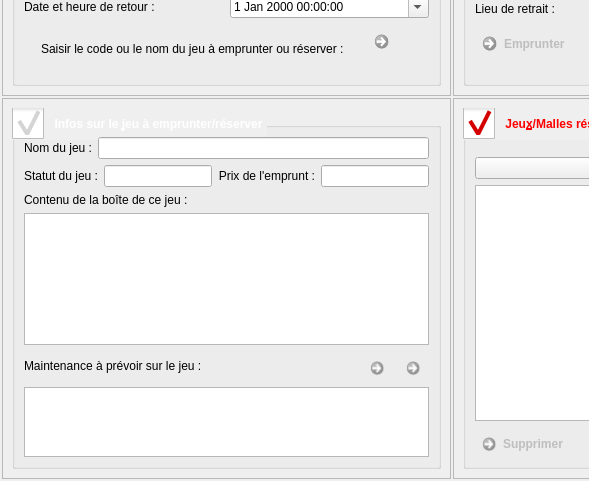
First picture: the form in f_emprunt.ui, repository nivhg/ludopen, before the edit; both pictures show x 0 to 589 and y 287 to 768 of the 1400 by 768 pixel window.
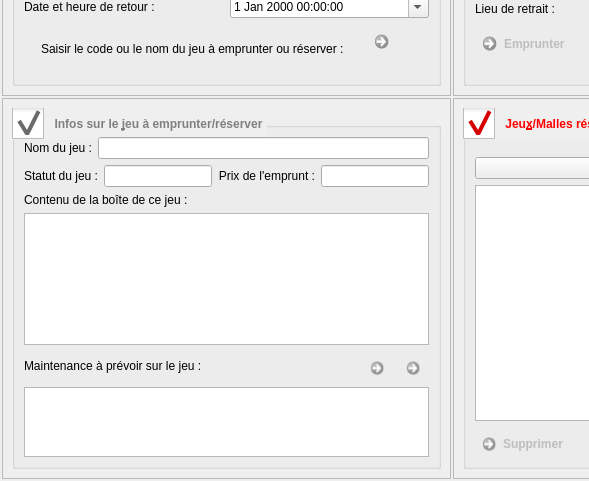
Second picture: the form after the edit. Icons and pictures are not drawn.

Patch:
```diff
--- a/f_emprunt.ui
+++ b/f_emprunt.ui
@@ -57,7 +57,7 @@
          </font>
         </property>
         <property name="styleSheet">
-         <string notr="true">QGroupBox  {color: white;}
+         <string notr="true">QGroupBox  {color: grey;}
 QGroupBox::indicator {
     width: 32px;
     height: 32px;
```
